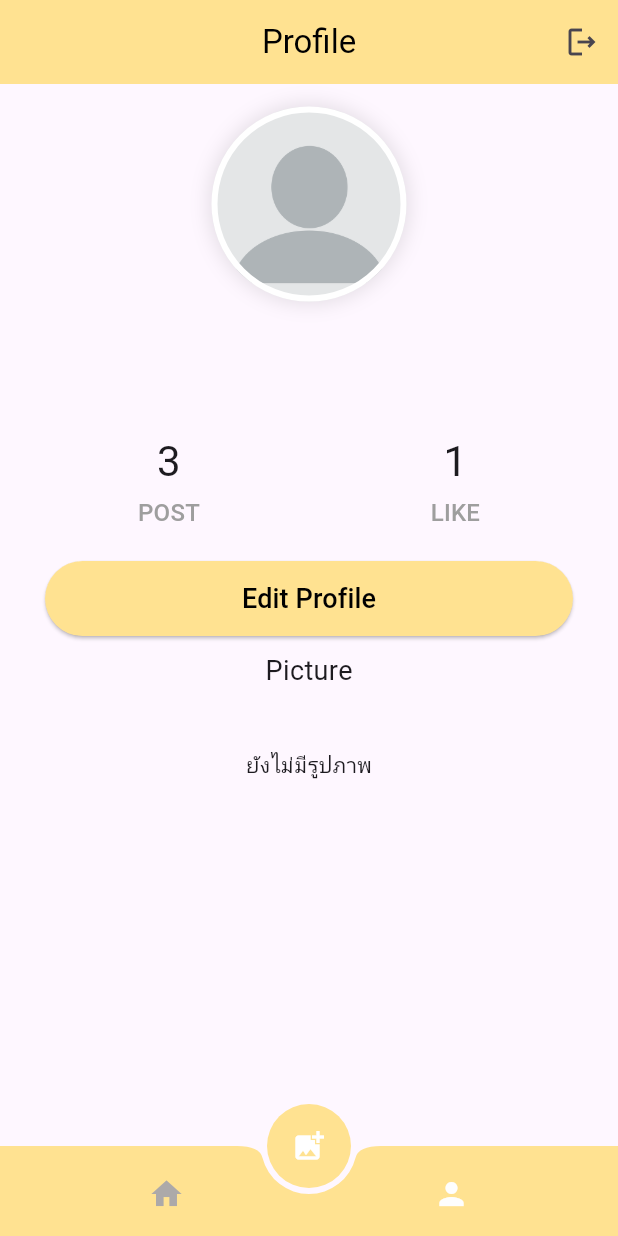
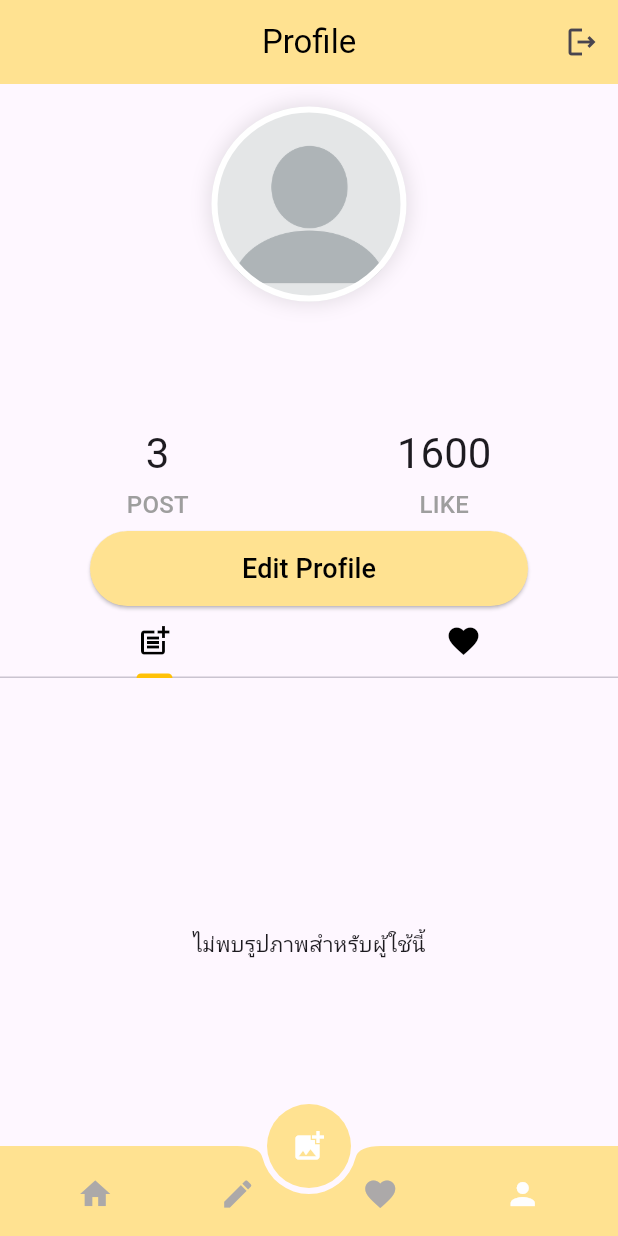
Before and after one commit to Meentis/FinalMobile, a Flutter app: the MenuPage screen opened directly, on a phone screen of 412 x 824 dp. Run offline on Flutter 3.47's test engine with Material 3 defaults, Android fonts, the light colour scheme and no system bars; our stand-ins replace cloud_firestore, firebase_auth, firebase_core, firebase_storage, form_field_validator, image_picker; missing offline and left inert: flutter_masonry_view; accounts and stored records are empty.

Commit message:
first commit

```diff
--- a/lib/forgotpassword.dart
+++ b/lib/forgotpassword.dart
@@ -28,8 +28,7 @@ class _forgotPasswordPageState extends State<forgotPasswordPage> {
     return Scaffold(
       appBar: AppBar(
         title: Center(
-          child:
-              Text('Example Firebase', style: TextStyle(color: Colors.white)),
+          child: Text('Forgot Password', style: TextStyle(color: Colors.black)),
         ),
         actions: [Icon(Icons.help, color: Colors.white)],
         backgroundColor: Color.fromARGB(255, 255, 226, 145),
--- a/lib/menupage.dart
+++ b/lib/menupage.dart
@@ -7,6 +7,7 @@ import 'package:flutter_masonry_view/flutter_masonry_view.dart';
 import 'package:milktea/addImage.dart';
 import 'package:milktea/editProfil.dart';
 import 'package:milktea/main.dart';
+import 'package:milktea/userpoast.dart';
 
 class MenuPage extends StatefulWidget {
   final int screenIndex1;
@@ -19,7 +20,7 @@ class MenuPage extends StatefulWidget {
 class _MenuPageState extends State<MenuPage> {
   final User? user = FirebaseAuth.instance.currentUser;
   final Random random = Random();
-  bool isFavorite = true;
+
   int screenIndex = 0;
   final mobileScreens = [
     home(),
@@ -51,6 +52,38 @@ class _MenuPageState extends State<MenuPage> {
                 },
                 icon: Icon(
                   Icons.home,
+                  //------ ถ้า Index = 0 ให้ไอคอนสีเหลือง ถ้าไม่ใช้ไอคอนสีขาว ------
+                  color: screenIndex == 0
+                      ? Color.fromRGBO(254, 254, 254, 1) // สีขาวเมื่อถูกเลือก
+                      : const Color.fromARGB(
+                          255, 172, 169, 169), // สีเทาเมื่อไม่ได้เลือก
+                  // color: Colors.white,
+                )),
+            IconButton(
+                onPressed: () {
+                  setState(() {
+                    //------ กำหนดค่า Index เมื่อมีการคลิก ------
+                    screenIndex = 0;
+                  });
+                },
+                icon: Icon(
+                  Icons.edit,
+                  //------ ถ้า Index = 0 ให้ไอคอนสีเหลือง ถ้าไม่ใช้ไอคอนสีขาว ------
+                  color: screenIndex == 0
+                      ? Color.fromRGBO(254, 254, 254, 1) // สีขาวเมื่อถูกเลือก
+                      : const Color.fromARGB(
+                          255, 172, 169, 169), // สีเทาเมื่อไม่ได้เลือก
+                  // color: Colors.white,
+                )),
+            IconButton(
+                onPressed: () {
+                  setState(() {
+                    //------ กำหนดค่า Index เมื่อมีการคลิก ------
+                    screenIndex = 0;
+                  });
+                },
+                icon: Icon(
+                  Icons.favorite,
                   //------ ถ้า Index = 0 ให้ไอคอนสีเหลือง ถ้าไม่ใช้ไอคอนสีขาว ------
                   color: screenIndex == 0
                       ? Color.fromRGBO(254, 254, 254, 1) // สีขาวเมื่อถูกเลือก
@@ -117,11 +150,32 @@ class _MyWidgetState extends State<home> {
           IconButton(
             icon: Icon(Icons.logout_outlined),
             onPressed: () {
+              showDialog(
+                context: context,
+                builder: (BuildContext context) {
+                  return AlertDialog(
+                    title: Text('คุณต้องการออกหรือไม่?'),
+                    actions: <Widget>[
+                      TextButton(
+                        onPressed: () {
+                          Navigator.of(context).pop(); // ปิดกล่องข้อความ
+                        },
+                        child: Text('ยกเลิก'),
+                      ),
+                      TextButton(
+                        onPressed: () {
                           Navigator.pushReplacement(
                             context,
                             MaterialPageRoute(builder: (context) => HomePage()),
                           );
-              // เพิ่มโค้ดที่ต้องการเมื่อกดปุ่มค้นหา
+                          // เพิ่มโค้ดที่ต้องการเมื่อคุณต้องการออก
+                        },
+                        child: Text('ออก'),
+                      ),
+                    ],
+                  );
+                },
+              );
             },
           ),
         ],
@@ -162,11 +216,21 @@ class profilePage extends StatefulWidget {
   _profilePageState createState() => _profilePageState();
 }
 
-class _profilePageState extends State<profilePage> {
-  final User? user = FirebaseAuth.instance.currentUser;
+//SingleTickerProviderStateMixin ช่วยในการสร้าง Animation หรือการควบคุมการเลื่อนหน้าจอ ทำให้ State นี้สามารถใช้ TabController
+class _profilePageState extends State<profilePage>
+    with SingleTickerProviderStateMixin {
+  late TabController _tabController;
+
+  @override
+  void initState() {
+    super.initState();
+    _tabController = TabController(length: 2, vsync: this);
+  }
 
   @override
   Widget build(BuildContext context) {
+    User? user = FirebaseAuth.instance.currentUser;
+
     return Scaffold(
       appBar: AppBar(
         automaticallyImplyLeading: false,
@@ -180,17 +244,38 @@ class _profilePageState extends State<profilePage> {
           IconButton(
             icon: Icon(Icons.logout_outlined),
             onPressed: () {
+              showDialog(
+                context: context,
+                builder: (BuildContext context) {
+                  return AlertDialog(
+                    title: Text('คุณต้องการออกหรือไม่?'),
+                    actions: <Widget>[
+                      TextButton(
+                        onPressed: () {
+                          Navigator.of(context).pop(); // ปิดกล่องข้อความ
+                        },
+                        child: Text('ยกเลิก'),
+                      ),
+                      TextButton(
+                        onPressed: () {
                           Navigator.pushReplacement(
                             context,
                             MaterialPageRoute(builder: (context) => HomePage()),
                           );
-                // เพิ่มโค้ดที่ต้องการเมื่อกดปุ่มค้นหา
+                          // เพิ่มโค้ดที่ต้องการเมื่อคุณต้องการออก
+                        },
+                        child: Text('ออก'),
+                      ),
+                    ],
+                  );
+                },
+              );
             },
           ),
         ],
       ),
-        body: SingleChildScrollView(
-          child: FutureBuilder<DocumentSnapshot>(
+      resizeToAvoidBottomInset: false,
+      body: FutureBuilder<DocumentSnapshot>(
         future: FirebaseFirestore.instance
             .collection('users')
             .doc(FirebaseAuth.instance.currentUser?.uid)
@@ -231,8 +316,7 @@ class _profilePageState extends State<profilePage> {
                         fit: BoxFit.cover,
                         image: imageUrl.isNotEmpty
                             ? NetworkImage(imageUrl)
-                                : AssetImage("img/profile.png")
-                                    as ImageProvider,
+                            : AssetImage("img/profile.png") as ImageProvider,
                       ),
                     ),
                   ),
@@ -257,7 +341,7 @@ class _profilePageState extends State<profilePage> {
                   ),
                 ),
                 SizedBox(
-                      height: 10,
+                  height: 5,
                 ),
                 Padding(
                   padding: const EdgeInsets.symmetric(horizontal: 15.0),
@@ -285,7 +369,7 @@ class _profilePageState extends State<profilePage> {
                       Column(
                         children: [
                           Text(
-                                "1",
+                            "1600",
                             style: Theme.of(context).textTheme.headline4,
                           ),
                           SizedBox(
@@ -304,13 +388,10 @@ class _profilePageState extends State<profilePage> {
                   ),
                 ),
                 SizedBox(
-                      height: 10,
-                    ),
-                    SizedBox(
-                      height: 10,
+                  height: 5,
                 ),
                 Padding(
-                      padding: const EdgeInsets.symmetric(horizontal: 30),
+                  padding: const EdgeInsets.symmetric(horizontal: 60.0),
                   child: SizedBox(
                     width: double.infinity,
                     height: 50,
@@ -339,64 +420,34 @@ class _profilePageState extends State<profilePage> {
                     ),
                   ),
                 ),
-                    SizedBox(height: 10),
-                    Text(
-                      "Picture",
-                      textAlign: TextAlign.left,
-                      style: TextStyle(
-                        fontSize: 18,
+                Container(
+                  child: TabBar(
+                      controller: _tabController,
+                      indicatorColor: Colors.amber,
+                      tabs: [
+                        Tab(
+                          icon: Icon(
+                            Icons.post_add,
+                            color: Colors.black,
                           ),
                         ),
-                    SingleChildScrollView(
-                      scrollDirection: Axis.vertical,
-                      child: StreamBuilder<QuerySnapshot>(
-                        stream: FirebaseFirestore.instance
-                            .collection('topic')
-                            .where('email',
-                                isEqualTo:
-                                    FirebaseAuth.instance.currentUser?.email)
-                            .snapshots(),
-                        builder: (context, snapshot) {
-                          if (snapshot.connectionState ==
-                              ConnectionState.waiting) {
-                            return Center(child: CircularProgressIndicator());
-                          }
-                          if (snapshot.hasError) {
-                            return Center(
-                                child: Text('Error: ${snapshot.error}'));
-                          }
-                          final List<DocumentSnapshot> documents =
-                              snapshot.data!.docs;
-                          final List<String> imageUrls = documents
-                              .map((doc) => doc['imageUrl'] as String)
-                              .toList();
-
-                          if (imageUrls.isEmpty) {
-                            return Center(
-                              child: Padding(
-                                padding: const EdgeInsets.symmetric(
-                                    vertical:
-                                        40), // เพิ่มระยะห่างตามแนวตั้งที่นี่
-                                child: Text('ยังไม่มีรูปภาพ'),
+                        Tab(
+                          icon: Icon(Icons.favorite, color: Colors.black),
+                        )
+                      ]),
                 ),
-                            );
-                          }
-
-                          return MasonryView(
-                            listOfItem: imageUrls,
-                            numberOfColumn: 2,
-                            itemBuilder: (item) {
-                              return Image.network(item);
-                            },
-                          );
-                        },
-                      ),
+                Container(
+                  width: double.maxFinite,
+                  height: 355,
+                  child: TabBarView(
+                      controller: _tabController,
+                      children: [UserPost(), UserPost()]),
                 )
               ],
             );
           }
         },
       ),
-        ));
+    );
   }
 }
--- /dev/null
+++ b/lib/userpoast.dart
@@ -0,0 +1,61 @@
+import 'package:flutter/material.dart';
+import 'package:cloud_firestore/cloud_firestore.dart';
+import 'package:flutter_masonry_view/flutter_masonry_view.dart';
+import 'package:firebase_auth/firebase_auth.dart';
+
+class UserPost extends StatelessWidget {
+  UserPost({Key? key}) : super(key: key);
+
+  @override
+  Widget build(BuildContext context) {
+    User? user = FirebaseAuth.instance.currentUser;
+
+    if (user == null) {
+      // ไม่ได้ล็อคอิน
+      return Center(
+        child: Text('กรุณาล็อคอินเพื่อดูรูปภาพ'),
+      );
+    }
+
+    return Scaffold(
+      body: StreamBuilder<QuerySnapshot>(
+        stream: FirebaseFirestore.instance.collection('topic').snapshots(),
+        builder: (context, snapshot) {
+          if (snapshot.connectionState == ConnectionState.waiting) {
+            return Center(child: CircularProgressIndicator());
+          }
+          if (snapshot.hasError) {
+            return Center(child: Text('Error: ${snapshot.error}'));
+          }
+
+          final List<DocumentSnapshot> documents = snapshot.data!.docs;
+
+          final List<String> imageUrls = documents
+              .where((doc) =>
+                  doc['imageUrl'] != null &&
+                  doc['imageUrl'] != "" &&
+                  doc['email'] == user.email) // กรองตามอีเมลของผู้ใช้
+              .map((doc) => doc['imageUrl'] as String)
+              .toList();
+
+          if (imageUrls.isEmpty) {
+            // ไม่พบรูปภาพสำหรับผู้ใช้นี้
+            return Center(
+              child: Text('ไม่พบรูปภาพสำหรับผู้ใช้นี้'),
+            );
+          }
+
+          return SingleChildScrollView(
+            child: MasonryView(
+              listOfItem: imageUrls,
+              numberOfColumn: 2,
+              itemBuilder: (item) {
+                return Image.network(item);
+              },
+            ),
+          );
+        },
+      ),
+    );
+  }
+}
```
Lines whose indentation alone changed are shown as unchanged.
